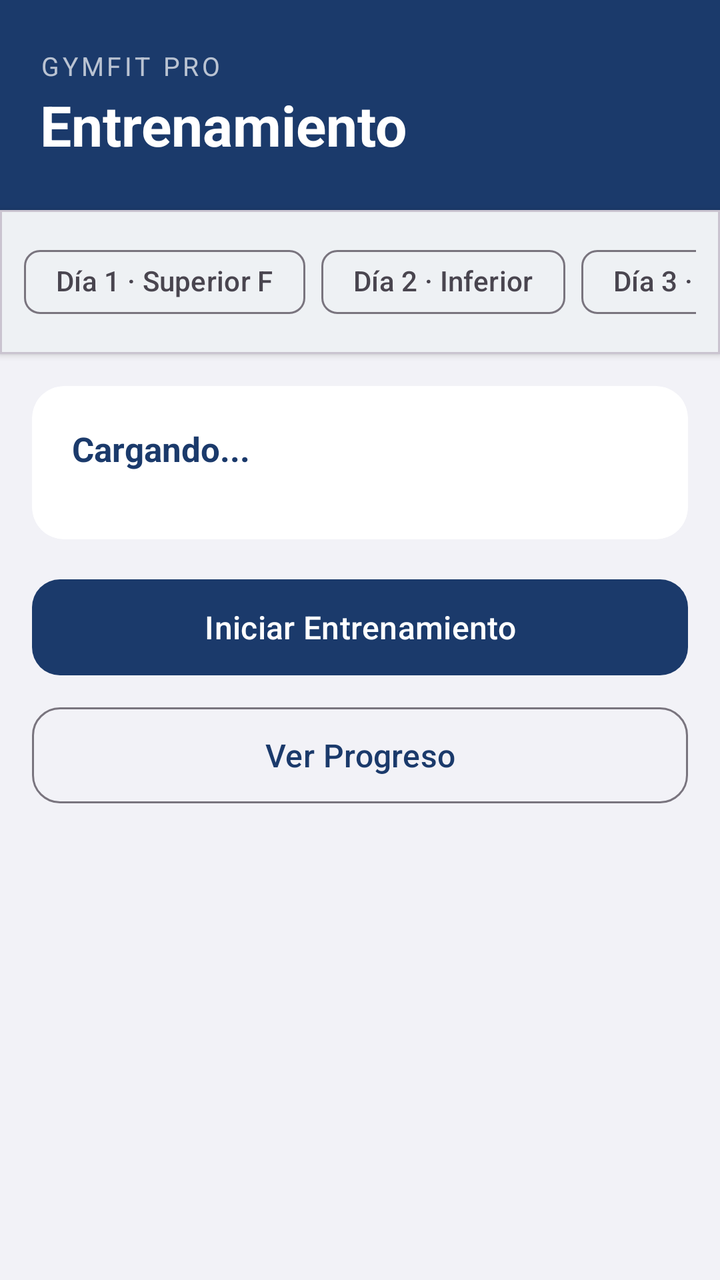
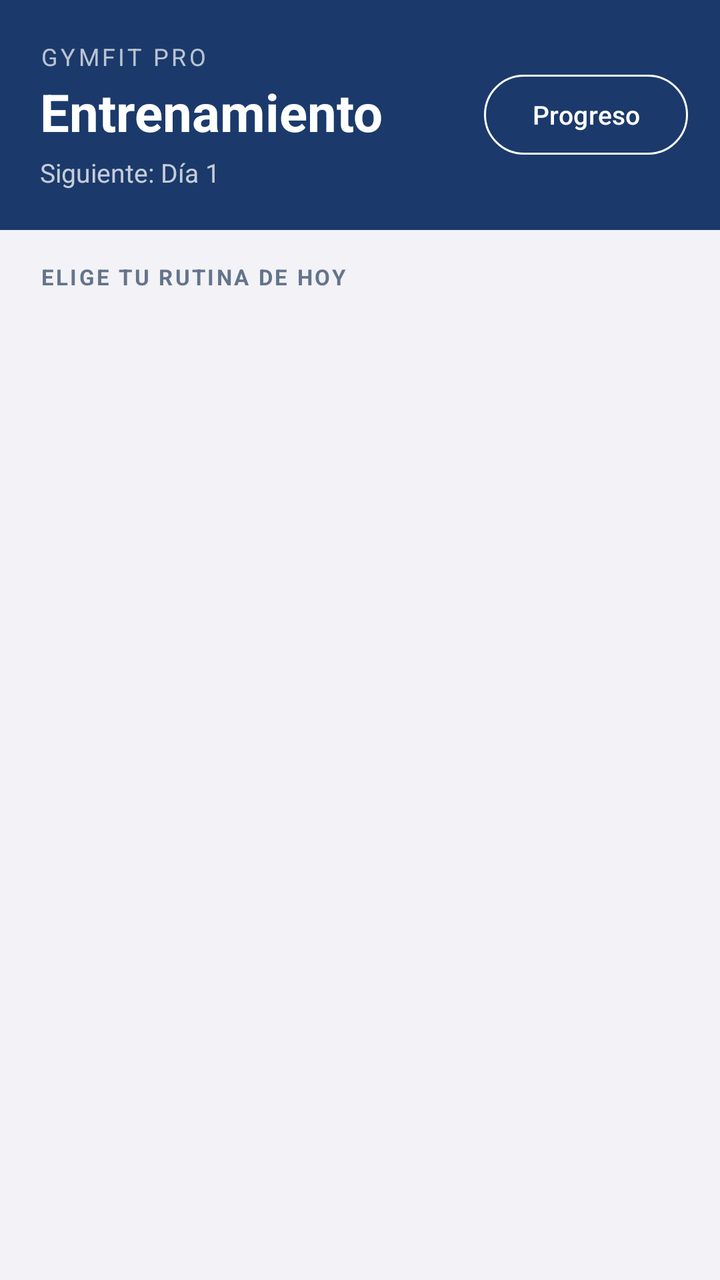

Screens rendered from an Android XML layout before and after an edit, with the pre-edit source and the edit as a unified diff.
<!-- AndroidManifest.xml: application theme Theme.GymApp -->
<!-- res/layout/fragment_gym.xml -->
<?xml version="1.0" encoding="utf-8"?>
<ScrollView xmlns:android="http://schemas.android.com/apk/res/android"
    xmlns:app="http://schemas.android.com/apk/res-auto"
    android:layout_width="match_parent"
    android:layout_height="match_parent"
    android:background="#F2F2F7">

    <LinearLayout
        android:layout_width="match_parent"
        android:layout_height="wrap_content"
        android:orientation="vertical">

        
        <LinearLayout
            android:layout_width="match_parent"
            android:layout_height="wrap_content"
            android:background="@color/colorPrimary"
            android:orientation="vertical"
            android:paddingStart="20dp"
            android:paddingEnd="20dp"
            android:paddingTop="24dp"
            android:paddingBottom="24dp">

            <TextView
                android:layout_width="wrap_content"
                android:layout_height="wrap_content"
                android:text="GymFit Pro"
                android:textColor="#FFFFFF"
                android:alpha="0.7"
                android:textSize="13sp"
                android:letterSpacing="0.12"
                android:textAllCaps="true" />

            <TextView
                android:layout_width="wrap_content"
                android:layout_height="wrap_content"
                android:text="Entrenamiento"
                android:textColor="#FFFFFF"
                android:textSize="28sp"
                android:textStyle="bold"
                android:layout_marginTop="2dp" />

        </LinearLayout>

        
        <com.google.android.material.card.MaterialCardView
            android:layout_width="match_parent"
            android:layout_height="wrap_content"
            app:cardCornerRadius="0dp"
            app:cardElevation="2dp"
            android:layout_marginBottom="0dp">

            <HorizontalScrollView
                android:layout_width="match_parent"
                android:layout_height="wrap_content"
                android:scrollbars="none"
                android:paddingStart="12dp"
                android:paddingEnd="12dp"
                android:paddingTop="12dp"
                android:paddingBottom="12dp">

                <com.google.android.material.chip.ChipGroup
                    android:id="@+id/chip_group_days"
                    android:layout_width="wrap_content"
                    android:layout_height="wrap_content"
                    app:singleSelection="true"
                    app:selectionRequired="true">

                    <com.google.android.material.chip.Chip
                        android:id="@+id/chip_day1"
                        style="@style/Widget.Material3.Chip.Filter"
                        android:layout_width="wrap_content"
                        android:layout_height="wrap_content"
                        android:text="Día 1 · Superior F" />

                    <com.google.android.material.chip.Chip
                        android:id="@+id/chip_day2"
                        style="@style/Widget.Material3.Chip.Filter"
                        android:layout_width="wrap_content"
                        android:layout_height="wrap_content"
                        android:text="Día 2 · Inferior" />

                    <com.google.android.material.chip.Chip
                        android:id="@+id/chip_day3"
                        style="@style/Widget.Material3.Chip.Filter"
                        android:layout_width="wrap_content"
                        android:layout_height="wrap_content"
                        android:text="Día 3 · Superior H" />

                    <com.google.android.material.chip.Chip
                        android:id="@+id/chip_day4"
                        style="@style/Widget.Material3.Chip.Filter"
                        android:layout_width="wrap_content"
                        android:layout_height="wrap_content"
                        android:text="Día 4 · Inf+Antebrazo" />

                </com.google.android.material.chip.ChipGroup>

            </HorizontalScrollView>

        </com.google.android.material.card.MaterialCardView>

        
        <com.google.android.material.card.MaterialCardView
            android:layout_width="match_parent"
            android:layout_height="wrap_content"
            app:cardCornerRadius="16dp"
            app:cardElevation="0dp"
            app:strokeWidth="0dp"
            android:layout_marginStart="16dp"
            android:layout_marginEnd="16dp"
            android:layout_marginTop="16dp"
            android:layout_marginBottom="8dp">

            <LinearLayout
                android:layout_width="match_parent"
                android:layout_height="wrap_content"
                android:orientation="vertical"
                android:padding="20dp">

                <TextView
                    android:id="@+id/tv_today_day_title"
                    android:layout_width="match_parent"
                    android:layout_height="wrap_content"
                    android:text="Cargando..."
                    android:textColor="@color/colorPrimary"
                    android:textSize="17sp"
                    android:textStyle="bold"
                    android:layout_marginBottom="14dp" />

                <androidx.recyclerview.widget.RecyclerView
                    android:id="@+id/rv_today_exercises"
                    android:layout_width="match_parent"
                    android:layout_height="wrap_content"
                    android:nestedScrollingEnabled="false" />

            </LinearLayout>
        </com.google.android.material.card.MaterialCardView>

        
        <com.google.android.material.button.MaterialButton
            android:id="@+id/btn_start_session"
            android:layout_width="match_parent"
            android:layout_height="56dp"
            android:layout_marginStart="16dp"
            android:layout_marginEnd="16dp"
            android:layout_marginTop="8dp"
            android:layout_marginBottom="8dp"
            android:text="Iniciar Entrenamiento"
            android:textColor="@color/white"
            android:textSize="16sp"
            app:backgroundTint="@color/colorPrimary"
            app:cornerRadius="14dp" />

        <com.google.android.material.button.MaterialButton
            android:id="@+id/btn_progress"
            android:layout_width="match_parent"
            android:layout_height="56dp"
            android:layout_marginStart="16dp"
            android:layout_marginEnd="16dp"
            android:layout_marginBottom="24dp"
            android:text="Ver Progreso"
            android:textColor="@color/colorPrimary"
            android:textSize="16sp"
            style="@style/Widget.Material3.Button.OutlinedButton"
            app:cornerRadius="14dp" />

    </LinearLayout>
</ScrollView>
<!-- resources referenced by this layout -->
<resources>
  <color name="colorPrimary">#1B3A6B</color>
  <color name="white">#FFFFFF</color>
  <style name="Theme.GymApp" parent="Theme.Material3.Light.NoActionBar">
          <item name="colorPrimary">@color/colorPrimary</item>
          <item name="colorPrimaryVariant">@color/colorPrimaryVariant</item>
          <item name="colorOnPrimary">@color/colorOnPrimary</item>
          <item name="colorSecondary">@color/colorSecondary</item>
          <item name="colorOnSecondary">@color/colorOnSecondary</item>
          <item name="colorError">@color/colorError</item>
          <item name="colorOnError">@color/colorOnError</item>
          <item name="colorSurface">@color/colorSurface</item>
          <item name="colorOnSurface">@color/colorOnSurface</item>
          <item name="android:colorBackground">@color/colorBackground</item>
          <item name="colorOnBackground">@color/colorOnBackground</item>
          <item name="android:statusBarColor" tools:targetApi="l">@color/colorPrimaryDark</item>
      </style>
  <color name="colorPrimaryVariant">#0F2549</color>
  <color name="colorOnPrimary">#FFFFFF</color>
  <color name="colorSecondary">#38BDF8</color>
  <color name="colorOnSecondary">#0F2549</color>
  <color name="colorError">#EF4444</color>
  <color name="colorOnError">#FFFFFF</color>
  <color name="colorSurface">#FFFFFF</color>
  <color name="colorOnSurface">#1A1A2E</color>
  <color name="colorBackground">#F0F4FF</color>
  <color name="colorOnBackground">#1A1A2E</color>
  <color name="colorPrimaryDark">#0F2549</color>
</resources>

<!-- the commit's change to res/layout/fragment_gym.xml (unified diff, before → after) -->
@@ -1,5 +1,6 @@
 <?xml version="1.0" encoding="utf-8"?>
-<ScrollView xmlns:android="http://schemas.android.com/apk/res/android"
+<ScrollView
+    xmlns:android="http://schemas.android.com/apk/res/android"
     xmlns:app="http://schemas.android.com/apk/res-auto"
     android:layout_width="match_parent"
     android:layout_height="match_parent"
@@ -15,155 +16,82 @@
             android:layout_width="match_parent"
             android:layout_height="wrap_content"
             android:background="@color/colorPrimary"
-            android:orientation="vertical"
+            android:orientation="horizontal"
+            android:gravity="center_vertical"
             android:paddingStart="20dp"
-            android:paddingEnd="20dp"
-            android:paddingTop="24dp"
-            android:paddingBottom="24dp">
+            android:paddingEnd="16dp"
+            android:paddingTop="20dp"
+            android:paddingBottom="20dp">
 
-            <TextView
+            <LinearLayout
+                android:layout_width="0dp"
+                android:layout_height="wrap_content"
+                android:layout_weight="1"
+                android:orientation="vertical">
+
+                <TextView
+                    android:layout_width="wrap_content"
+                    android:layout_height="wrap_content"
+                    android:text="GymFit Pro"
+                    android:textColor="#FFFFFF"
+                    android:alpha="0.7"
+                    android:textSize="12sp"
+                    android:letterSpacing="0.12"
+                    android:textAllCaps="true" />
+
+                <TextView
+                    android:layout_width="wrap_content"
+                    android:layout_height="wrap_content"
+                    android:text="Entrenamiento"
+                    android:textColor="#FFFFFF"
+                    android:textSize="26sp"
+                    android:textStyle="bold"
+                    android:layout_marginTop="2dp" />
+
+                <TextView
+                    android:id="@+id/tv_suggested_label"
+                    android:layout_width="wrap_content"
+                    android:layout_height="wrap_content"
+                    android:text="Siguiente: Día 1"
+                    android:textColor="#FFFFFF"
+                    android:alpha="0.75"
+                    android:textSize="13sp"
+                    android:layout_marginTop="4dp" />
+            </LinearLayout>
+
+            <com.google.android.material.button.MaterialButton
+                android:id="@+id/btn_progress"
                 android:layout_width="wrap_content"
                 android:layout_height="wrap_content"
-                android:text="GymFit Pro"
+                android:text="Progreso"
+                android:textSize="13sp"
                 android:textColor="#FFFFFF"
-                android:alpha="0.7"
-                android:textSize="13sp"
-                android:letterSpacing="0.12"
-                android:textAllCaps="true" />
-
-            <TextView
-                android:layout_width="wrap_content"
-                android:layout_height="wrap_content"
-                android:text="Entrenamiento"
-                android:textColor="#FFFFFF"
-                android:textSize="28sp"
-                android:textStyle="bold"
-                android:layout_marginTop="2dp" />
+                style="@style/Widget.Material3.Button.OutlinedButton"
+                app:strokeColor="#FFFFFF" />
 
         </LinearLayout>
 
         
-        <com.google.android.material.card.MaterialCardView
+        <TextView
+            android:layout_width="wrap_content"
+            android:layout_height="wrap_content"
+            android:text="ELIGE TU RUTINA DE HOY"
+            android:textSize="11sp"
+            android:textStyle="bold"
+            android:textColor="#64748B"
+            android:letterSpacing="0.1"
+            android:paddingStart="20dp"
+            android:paddingTop="16dp"
+            android:paddingBottom="8dp" />
+
+        
+        <androidx.recyclerview.widget.RecyclerView
+            android:id="@+id/rv_day_cards"
             android:layout_width="match_parent"
             android:layout_height="wrap_content"
-            app:cardCornerRadius="0dp"
-            app:cardElevation="2dp"
-            android:layout_marginBottom="0dp">
-
-            <HorizontalScrollView
-                android:layout_width="match_parent"
-                android:layout_height="wrap_content"
-                android:scrollbars="none"
-                android:paddingStart="12dp"
-                android:paddingEnd="12dp"
-                android:paddingTop="12dp"
-                android:paddingBottom="12dp">
-
-                <com.google.android.material.chip.ChipGroup
-                    android:id="@+id/chip_group_days"
-                    android:layout_width="wrap_content"
-                    android:layout_height="wrap_content"
-                    app:singleSelection="true"
-                    app:selectionRequired="true">
-
-                    <com.google.android.material.chip.Chip
-                        android:id="@+id/chip_day1"
-                        style="@style/Widget.Material3.Chip.Filter"
-                        android:layout_width="wrap_content"
-                        android:layout_height="wrap_content"
-                        android:text="Día 1 · Superior F" />
-
-                    <com.google.android.material.chip.Chip
-                        android:id="@+id/chip_day2"
-                        style="@style/Widget.Material3.Chip.Filter"
-                        android:layout_width="wrap_content"
-                        android:layout_height="wrap_content"
-                        android:text="Día 2 · Inferior" />
-
-                    <com.google.android.material.chip.Chip
-                        android:id="@+id/chip_day3"
-                        style="@style/Widget.Material3.Chip.Filter"
-                        android:layout_width="wrap_content"
-                        android:layout_height="wrap_content"
-                        android:text="Día 3 · Superior H" />
-
-                    <com.google.android.material.chip.Chip
-                        android:id="@+id/chip_day4"
-                        style="@style/Widget.Material3.Chip.Filter"
-                        android:layout_width="wrap_content"
-                        android:layout_height="wrap_content"
-                        android:text="Día 4 · Inf+Antebrazo" />
-
-                </com.google.android.material.chip.ChipGroup>
-
-            </HorizontalScrollView>
-
-        </com.google.android.material.card.MaterialCardView>
-
-        
-        <com.google.android.material.card.MaterialCardView
-            android:layout_width="match_parent"
-            android:layout_height="wrap_content"
-            app:cardCornerRadius="16dp"
-            app:cardElevation="0dp"
-            app:strokeWidth="0dp"
-            android:layout_marginStart="16dp"
-            android:layout_marginEnd="16dp"
-            android:layout_marginTop="16dp"
-            android:layout_marginBottom="8dp">
-
-            <LinearLayout
-                android:layout_width="match_parent"
-                android:layout_height="wrap_content"
-                android:orientation="vertical"
-                android:padding="20dp">
-
-                <TextView
-                    android:id="@+id/tv_today_day_title"
-                    android:layout_width="match_parent"
-                    android:layout_height="wrap_content"
-                    android:text="Cargando..."
-                    android:textColor="@color/colorPrimary"
-                    android:textSize="17sp"
-                    android:textStyle="bold"
-                    android:layout_marginBottom="14dp" />
-
-                <androidx.recyclerview.widget.RecyclerView
-                    android:id="@+id/rv_today_exercises"
-                    android:layout_width="match_parent"
-                    android:layout_height="wrap_content"
-                    android:nestedScrollingEnabled="false" />
-
-            </LinearLayout>
-        </com.google.android.material.card.MaterialCardView>
-
-        
-        <com.google.android.material.button.MaterialButton
-            android:id="@+id/btn_start_session"
-            android:layout_width="match_parent"
-            android:layout_height="56dp"
-            android:layout_marginStart="16dp"
-            android:layout_marginEnd="16dp"
-            android:layout_marginTop="8dp"
-            android:layout_marginBottom="8dp"
-            android:text="Iniciar Entrenamiento"
-            android:textColor="@color/white"
-            android:textSize="16sp"
-            app:backgroundTint="@color/colorPrimary"
-            app:cornerRadius="14dp" />
-
-        <com.google.android.material.button.MaterialButton
-            android:id="@+id/btn_progress"
-            android:layout_width="match_parent"
-            android:layout_height="56dp"
-            android:layout_marginStart="16dp"
-            android:layout_marginEnd="16dp"
-            android:layout_marginBottom="24dp"
-            android:text="Ver Progreso"
-            android:textColor="@color/colorPrimary"
-            android:textSize="16sp"
-            style="@style/Widget.Material3.Button.OutlinedButton"
-            app:cornerRadius="14dp" />
+            android:nestedScrollingEnabled="false"
+            android:clipToPadding="false"
+            android:paddingBottom="16dp" />
 
     </LinearLayout>
 </ScrollView>
<!-- resource entries referenced after the edit -->
@@ -1,7 +1,6 @@
 <!-- resources referenced by this layout -->
 <resources>
   <color name="colorPrimary">#1B3A6B</color>
-  <color name="white">#FFFFFF</color>
   <style name="Theme.GymApp" parent="Theme.Material3.Light.NoActionBar">
           <item name="colorPrimary">@color/colorPrimary</item>
           <item name="colorPrimaryVariant">@color/colorPrimaryVariant</item>
